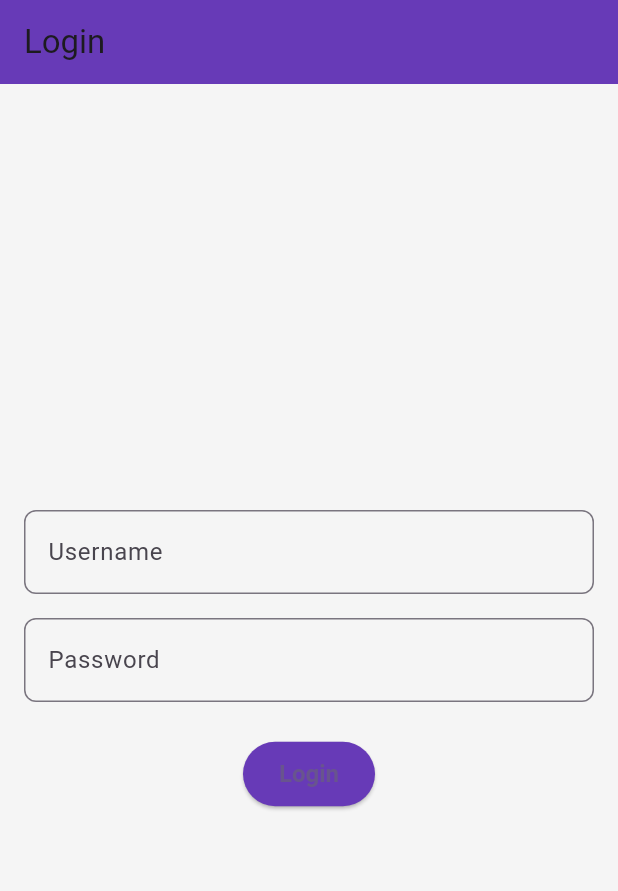
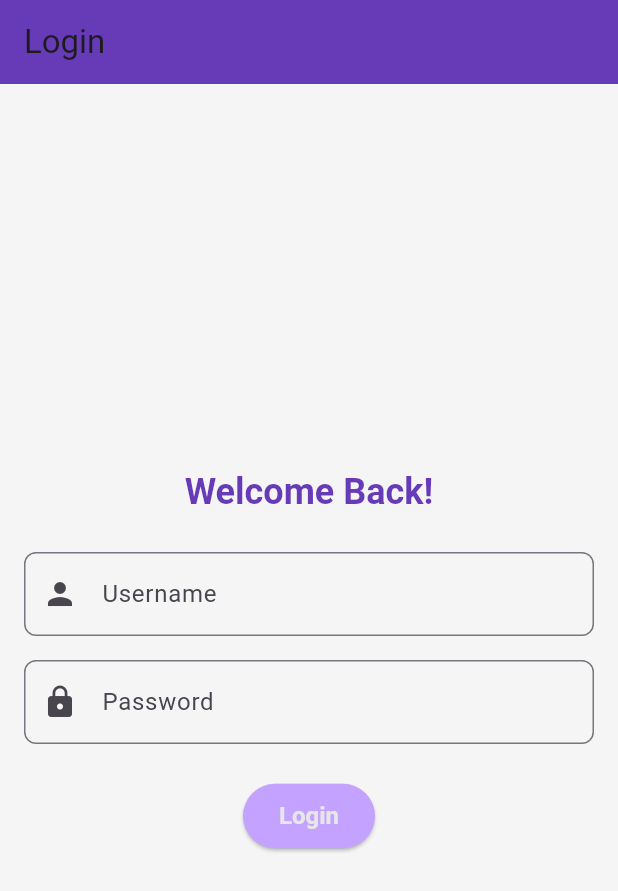
Before and after one commit to eric-kaloki/dart-week-8, a Flutter app: the screen it shows after launch, on a phone screen of 412 x 824 dp. Shown: the top 891 px of the screen. Run offline on Flutter 3.47's test engine with Material 3 defaults, Android fonts, the phone set to English and light mode, and no system bars.

Commit message:
Refactor login page to use stateful widget and add form validation; update custom button text color

```diff
--- a/assignment/lib/custom_button.dart
+++ b/assignment/lib/custom_button.dart
@@ -16,7 +16,7 @@ class CustomButton extends StatelessWidget {
         textStyle: const TextStyle(fontSize: 16, fontWeight: FontWeight.bold),
       ),
       onPressed: onPressed,
-      child: Text(text),
+      child: Text(text, style: TextStyle(color: const Color.fromARGB(255, 231, 231, 231)),),
     );
   }
 }
--- a/assignment/lib/login_page.dart
+++ b/assignment/lib/login_page.dart
@@ -3,8 +3,17 @@ import 'animations/page_transition.dart';
 import 'send_money_page.dart';
 import 'custom_button.dart';
 
-class LoginPage extends StatelessWidget {
+class LoginPage extends StatefulWidget {
   const LoginPage({super.key});
+
+  @override
+  State<LoginPage> createState() => _LoginPageState();
+}
+
+class _LoginPageState extends State<LoginPage> {
+  final _formKey = GlobalKey<FormState>();
+  final TextEditingController _usernameController = TextEditingController();
+  final TextEditingController _passwordController = TextEditingController();
 
   @override
   Widget build(BuildContext context) {
@@ -14,37 +23,68 @@ class LoginPage extends StatelessWidget {
         backgroundColor: Colors.deepPurple,
       ),
       body: Center(
-        child: Padding(
+        child: SingleChildScrollView(
           padding: const EdgeInsets.all(16.0),
+          child: Form(
+            key: _formKey,
             child: Column(
               mainAxisAlignment: MainAxisAlignment.center,
               children: [
-              TextField(
+                Text(
+                  'Welcome Back!',
+                  style: Theme.of(context).textTheme.headlineSmall?.copyWith(
+                        color: Colors.deepPurple,
+                        fontWeight: FontWeight.bold,
+                      ),
+                ),
+                const SizedBox(height: 24),
+                TextFormField(
+                  controller: _usernameController,
                   decoration: InputDecoration(
                     labelText: 'Username',
                     border: OutlineInputBorder(borderRadius: BorderRadius.circular(8.0)),
+                    prefixIcon: const Icon(Icons.person),
                   ),
+                  validator: (value) {
+                    if (value == null || value.isEmpty) {
+                      return 'Please enter your username';
+                    }
+                    return null;
+                  },
                 ),
                 const SizedBox(height: 16),
-              TextField(
+                TextFormField(
+                  controller: _passwordController,
                   obscureText: true,
                   decoration: InputDecoration(
                     labelText: 'Password',
                     border: OutlineInputBorder(borderRadius: BorderRadius.circular(8.0)),
+                    prefixIcon: const Icon(Icons.lock),
                   ),
+                  validator: (value) {
+                    if (value == null || value.isEmpty) {
+                      return 'Please enter your password';
+                    } else if (value.length < 6) {
+                      return 'Password must be at least 6 characters long';
+                    }
+                    return null;
+                  },
                 ),
                 const SizedBox(height: 24),
                 CustomButton(
                   text: 'Login',
-                color: Colors.deepPurple,
+                  color: const Color.fromARGB(255, 196, 162, 255),
                   onPressed: () {
+                    if (_formKey.currentState!.validate()) {
                       Navigator.of(context).push(SlidePageRoute(page: const SendMoneyPage()));
+                    }
                   },
                 ),
               ],
             ),
           ),
         ),
+      ),
     );
   }
 }
--- a/assignment/lib/send_money_page.dart
+++ b/assignment/lib/send_money_page.dart
@@ -135,6 +135,7 @@ class _SendMoneyPageState extends State<SendMoneyPage> {
   Widget build(BuildContext context) {
     return Scaffold(
       appBar: AppBar(
+        automaticallyImplyLeading: false,
         title: const Text('Send Money'),
         backgroundColor: Colors.deepPurple,
         titleTextStyle: const TextStyle(
```
Lines whose indentation alone changed are shown as unchanged.
